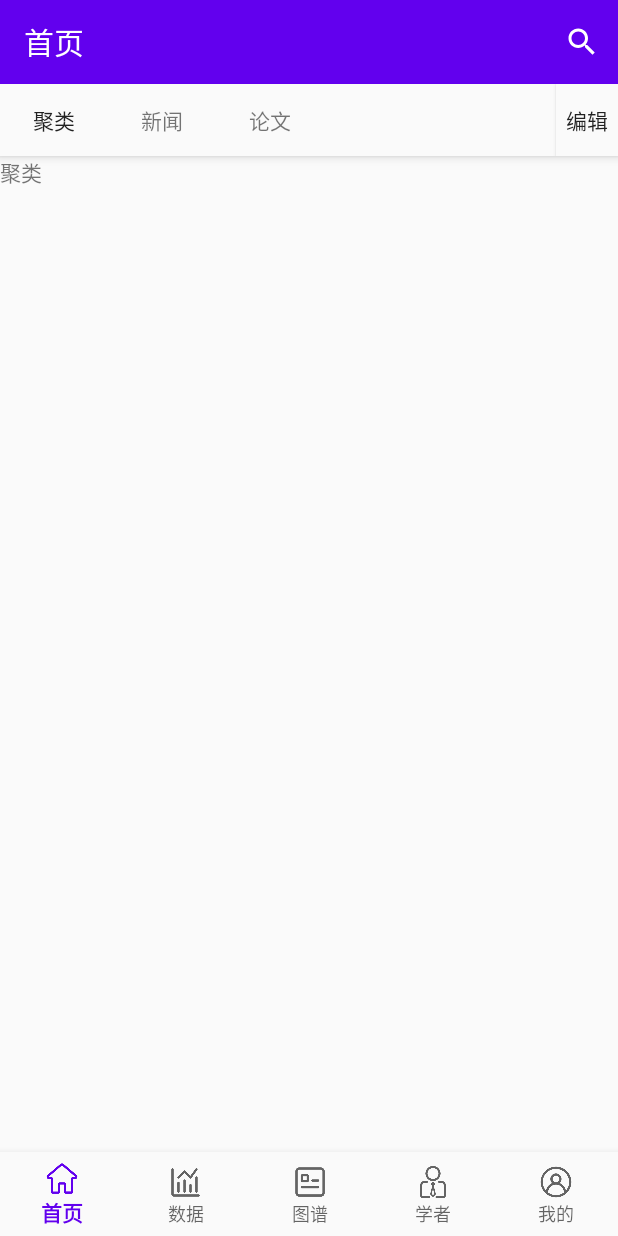
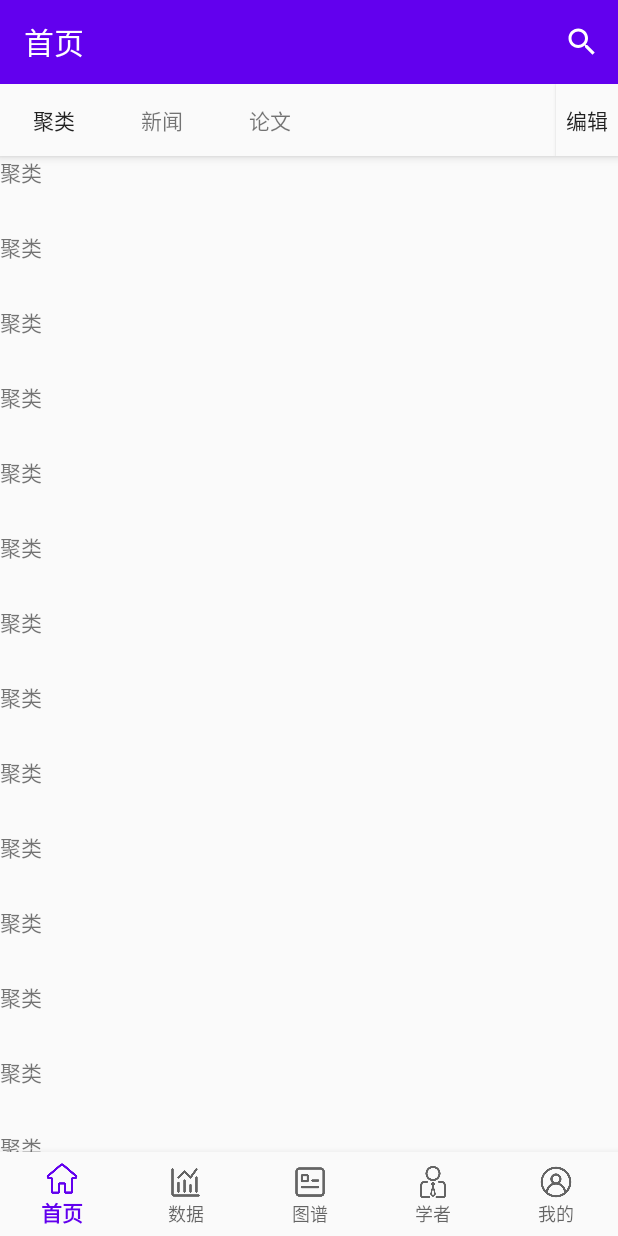
Before and after one commit to Yeenyeong/An-Android-Project-A-News-Broewser, an Android app: the screen it shows after launch (MainActivity), on a phone screen of 412 x 824 dp. Run offline under Robolectric (Android 15) with nearby library versions, the phone set to English and light mode, and no system bars.

Commit message:
swipe fresh

```diff
--- a/app/build.gradle
+++ b/app/build.gradle
@@ -28,6 +28,7 @@ dependencies {
     implementation 'androidx.constraintlayout:constraintlayout:2.0.1'
     implementation 'com.google.android.material:material:1.2.1'
     implementation 'androidx.recyclerview:recyclerview:1.1.0'
+    implementation "androidx.swiperefreshlayout:swiperefreshlayout:1.1.0"
     testImplementation 'junit:junit:4.12'
     androidTestImplementation 'androidx.test.ext:junit:1.1.2'
     androidTestImplementation 'androidx.test.espresso:espresso-core:3.3.0'
--- a/app/src/main/java/com/example/coronanews/MainActivity.java
+++ b/app/src/main/java/com/example/coronanews/MainActivity.java
@@ -2,26 +2,13 @@ package com.example.coronanews;
 
 import androidx.annotation.NonNull;
 import androidx.appcompat.app.AppCompatActivity;
-import androidx.core.view.MenuItemCompat;
 import androidx.fragment.app.Fragment;
 import androidx.fragment.app.FragmentTransaction;
-import androidx.viewpager.widget.ViewPager;
 
-import android.content.Intent;
 import android.os.Bundle;
-import android.view.Menu;
 import android.view.MenuItem;
-import android.view.View;
-import android.widget.Button;
-import android.widget.FrameLayout;
-import android.widget.SearchView;
-import android.widget.Toast;
-import android.widget.Toolbar;
 
 import com.google.android.material.bottomnavigation.BottomNavigationView;
-import com.google.android.material.tabs.TabLayout;
-
-import java.util.ArrayList;
 
 public class MainActivity extends AppCompatActivity {
 
@@ -36,7 +23,7 @@ public class MainActivity extends AppCompatActivity {
         init();
     }
 
-    Fragment fragment = new HomeFragment();
+    Fragment fragment = new NewsFragment();
     FragmentTransaction transaction = getSupportFragmentManager().beginTransaction();
     public void init(){
         transaction.add(R.id.container,fragment);
@@ -54,33 +41,4 @@ public class MainActivity extends AppCompatActivity {
         });
     }
 
-
-//    public void init(){
-//
-//        String[] titles = new String[]{"聚类","新闻","论文"};
-//        TabLayout tabLayout = (TabLayout) findViewById(R.id.newsTab);
-//        final ViewPager viewPager = (ViewPager) findViewById(R.id.newsViewPager);
-//        ArrayList<Fragment> fragments = new ArrayList<>();
-//        FmPagerAdapter pagerAdapter = new FmPagerAdapter(fragments, getSupportFragmentManager());
-//
-//        for (int i = 0; i < titles.length; i++) {
-//            fragments.add(new NewsFragmentTest(titles[i]));
-//            tabLayout.addTab(tabLayout.newTab());
-//        }
-//        tabLayout.setupWithViewPager(viewPager, false);
-//        viewPager.setAdapter(pagerAdapter);
-//
-//        for (int i = 0; i < titles.length; i++) {
-//            tabLayout.getTabAt(i).setText(titles[i]);
-//        }
-//
-//        Button button = (Button) findViewById(R.id.tabBarButton);
-//        button.setOnClickListener(new View.OnClickListener() {
-//            @Override
-//            public void onClick(View view) {
-//                Toast.makeText(MainActivity.this,"button",Toast.LENGTH_SHORT).show();
-//            }
-//        });
-//    }
-
 }
--- /dev/null
+++ b/app/src/main/java/com/example/coronanews/NewsContentAdapter.java
@@ -0,0 +1,40 @@
+package com.example.coronanews;
+
+import android.view.LayoutInflater;
+import android.view.ViewGroup;
+import android.widget.TextView;
+
+import androidx.annotation.NonNull;
+import androidx.recyclerview.widget.RecyclerView;
+
+public class NewsContentAdapter extends RecyclerView.Adapter<NewsContentAdapter.MyViewHolder> {
+    String[] dataSet;
+    NewsContentAdapter(String[] dataSet){
+        this.dataSet = dataSet;
+    }
+
+    public static class MyViewHolder extends RecyclerView.ViewHolder {
+        public TextView textView;
+        public MyViewHolder(TextView v) {
+            super(v);
+            textView = v;
+        }
+    }
+
+    @NonNull
+    @Override
+    public NewsContentAdapter.MyViewHolder onCreateViewHolder(@NonNull ViewGroup parent, int viewType) {
+        TextView view = (TextView) LayoutInflater.from(parent.getContext()).inflate(R.layout.newscontenttest,parent,false);
+        return new MyViewHolder(view);
+    }
+
+    @Override
+    public void onBindViewHolder(@NonNull MyViewHolder holder, int position) {
+        holder.textView.setText(dataSet[0]);
+    }
+
+    @Override
+    public int getItemCount() {
+        return 100;
+    }
+}
--- a/app/src/main/java/com/example/coronanews/NewsContentTest.java
+++ b/app/src/main/java/com/example/coronanews/NewsContentTest.java
@@ -4,11 +4,13 @@ import android.os.Bundle;
 import android.view.LayoutInflater;
 import android.view.View;
 import android.view.ViewGroup;
-import android.widget.TextView;
 
 import androidx.annotation.NonNull;
 import androidx.annotation.Nullable;
 import androidx.fragment.app.Fragment;
+import androidx.recyclerview.widget.LinearLayoutManager;
+import androidx.recyclerview.widget.RecyclerView;
+import androidx.swiperefreshlayout.widget.SwipeRefreshLayout;
 
 public class NewsContentTest extends Fragment {
     private String tabName;
@@ -16,9 +18,38 @@ public class NewsContentTest extends Fragment {
     @Nullable
     @Override
     public View onCreateView(@NonNull LayoutInflater inflater, @Nullable ViewGroup container, @Nullable Bundle savedInstanceState) {
-        View view = inflater.inflate(R.layout.newscontenttest, container, false);
-        TextView text = (TextView) view.findViewById(R.id.testNews);
-        text.setText(tabName);
+        View view = inflater.inflate(R.layout.news_recycle_view, container, false);
+        final SwipeRefreshLayout swipeRefreshLayout = view.findViewById(R.id.newsSwipeFresh);
+        swipeRefreshLayout.setOnRefreshListener(new SwipeRefreshLayout.OnRefreshListener() {
+            @Override
+            public void onRefresh() {
+                /***
+                 *  新线程模拟一下加载的过程
+                 */
+                class Tmp extends Thread{
+                    SwipeRefreshLayout s;
+                    Tmp(SwipeRefreshLayout s) {this.s=s;}
+                    public void run(){
+                        try {
+                            sleep(2000);
+                            s.setRefreshing(false);
+                        } catch (InterruptedException e) {
+                            e.printStackTrace();
+                        }
+
+                    }
+                }
+                Tmp tmp = new Tmp(swipeRefreshLayout);
+                tmp.start();
+            }
+        });
+        String[] dataSet = new String[]{tabName};
+
+        RecyclerView recyclerView = (RecyclerView) view.findViewById(R.id.newsRecycleView);
+        RecyclerView.LayoutManager layoutManager = new LinearLayoutManager(getContext());
+        recyclerView.setLayoutManager(layoutManager);
+        NewsContentAdapter adapter = new NewsContentAdapter(dataSet);
+        recyclerView.setAdapter(adapter);
         return view;
     }
 }
--- a/app/src/main/java/com/example/coronanews/HomeFragment.java
+++ b/app/src/main/java/com/example/coronanews/NewsFragment.java
@@ -18,7 +18,7 @@ import com.google.android.material.tabs.TabLayout;
 
 import java.util.ArrayList;
 
-public class HomeFragment extends Fragment {
+public class NewsFragment extends Fragment {
 
     @Nullable
     @Override
@@ -42,7 +42,6 @@ public class HomeFragment extends Fragment {
         }
 
         final Context context = getContext();
-
         Button button = (Button) view.findViewById(R.id.tabBarButton);
         button.setOnClickListener(new View.OnClickListener() {
             @Override
--- /dev/null
+++ b/app/src/main/res/layout/news_recycle_view.xml
@@ -0,0 +1,15 @@
+<?xml version="1.0" encoding="utf-8"?>
+
+<androidx.swiperefreshlayout.widget.SwipeRefreshLayout
+    xmlns:android="http://schemas.android.com/apk/res/android"
+    android:id="@+id/newsSwipeFresh"
+    android:layout_width="match_parent"
+    android:layout_height="match_parent">
+
+    <androidx.recyclerview.widget.RecyclerView
+        android:id="@+id/newsRecycleView"
+        android:layout_width="match_parent"
+        android:layout_height="match_parent"
+        android:orientation="vertical" />
+
+</androidx.swiperefreshlayout.widget.SwipeRefreshLayout>
--- a/app/src/main/res/layout/newscontenttest.xml
+++ b/app/src/main/res/layout/newscontenttest.xml
@@ -2,6 +2,6 @@
 <TextView xmlns:android="http://schemas.android.com/apk/res/android"
     android:id="@+id/testNews"
     android:layout_width="match_parent"
-    android:layout_height="match_parent"
+    android:layout_height="50dp"
     android:text="@string/news">
 </TextView>
```
